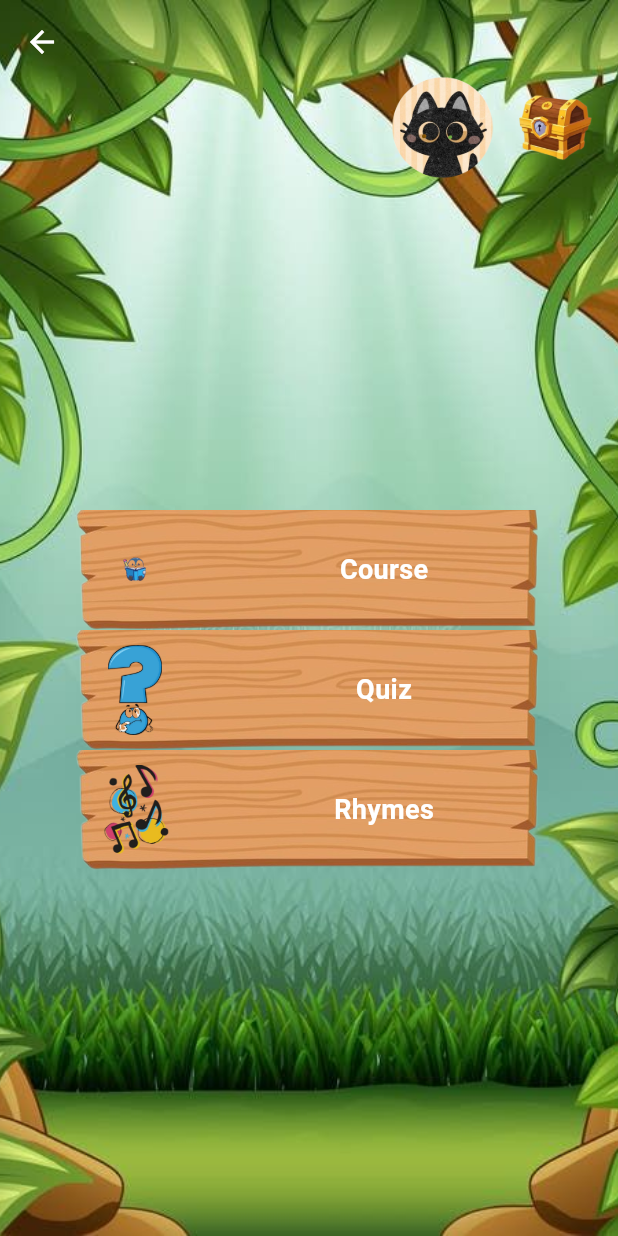
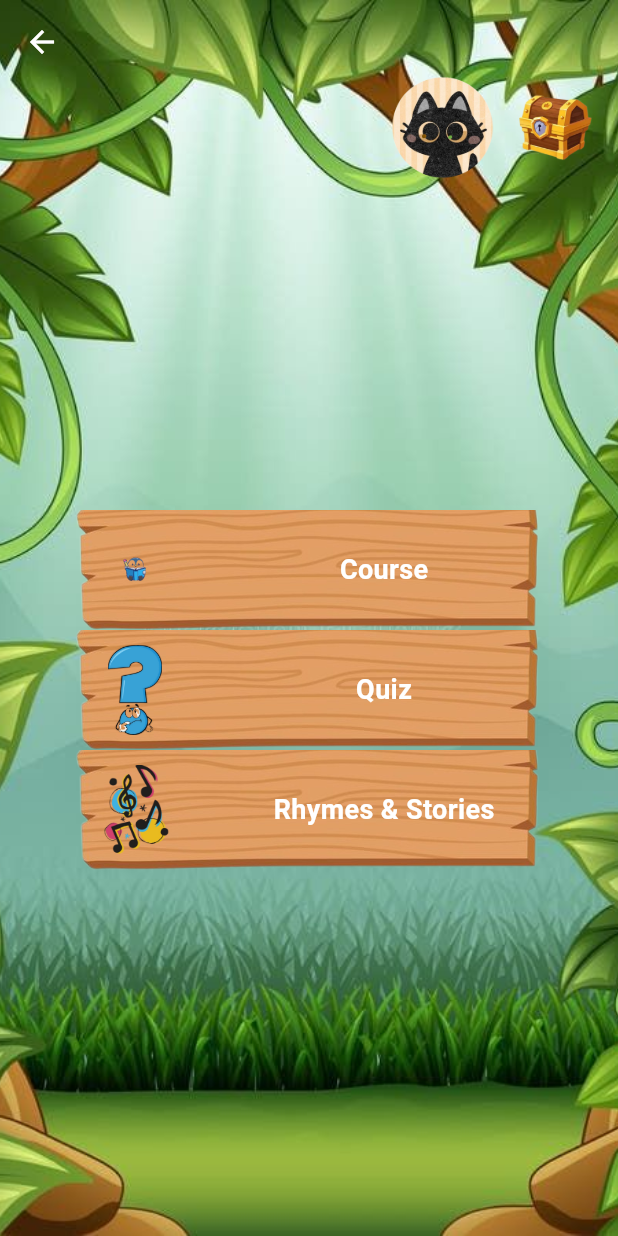
Before and after one commit to mahatarc/TinyTalk, a Flutter app: the Home screen opened directly, on a phone screen of 412 x 824 dp. Run offline on Flutter 3.47's test engine with Material 3 defaults, Android fonts, the phone set to English and light mode, and no system bars; our stand-ins replace audioplayers, flutter_bloc, google_fonts, permission_handler, shared_preferences, smooth_page_indicator and 1 more; missing offline and left inert: flutter_sound; accounts and stored records are empty.

Commit message:
added stories in rhymes

```diff
--- a/frontend/lib/features/homepage/presentation/UI/home.dart
+++ b/frontend/lib/features/homepage/presentation/UI/home.dart
@@ -104,7 +104,7 @@ class Home extends StatelessWidget {
                       backgroundImage: 'images/h1.png',
                     ),
                     CategoryListTile(
-                      title: 'Rhymes',
+                      title: 'Rhymes & Stories',
                       icon: 'images/rhymes.png',
                       onTap: () {
                         Navigator.push(
```
Also changed, not shown: frontend/lib/features/rhymes/presentation/UI/rhymes.dart (+6 -2 lines).
